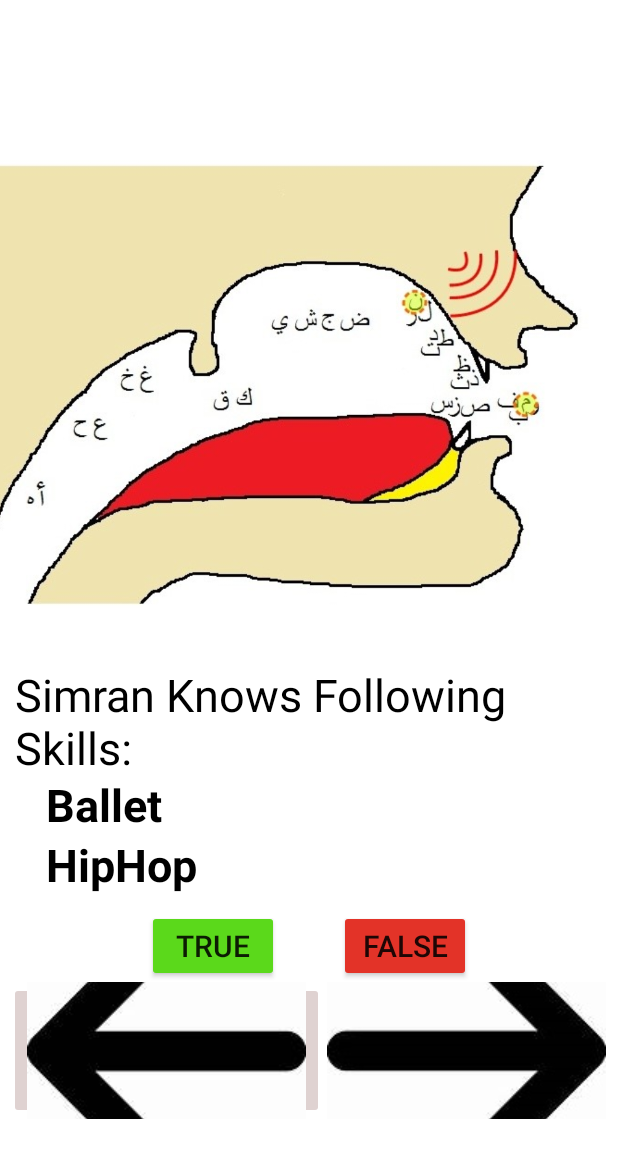
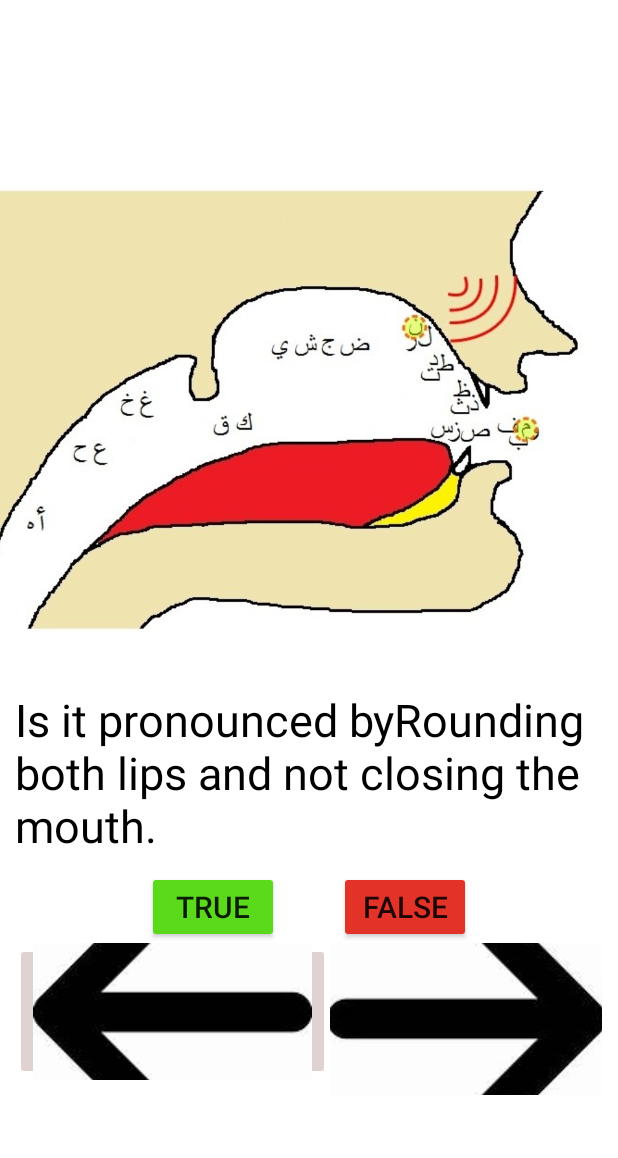
Before and after one commit to RoomanAzam/arabicletters, an Android app: the practivepage screen opened directly, with no data from a screen before it, after a tap on an icon or button, on a phone screen of 412 x 824 dp. Shown: the top 1158 px of the screen. Run offline under Robolectric (Android 15) with nearby library versions, the phone set to English and light mode, and no system bars.

```diff
--- a/app/src/main/res/layout/activity_practivepage.xml
+++ b/app/src/main/res/layout/activity_practivepage.xml
@@ -74,8 +74,8 @@
         <!--NextButton-->
         <ImageButton
             android:id="@+id/next_button"
-            android:layout_width="189dp"
-            android:layout_height="match_parent"
+            android:layout_width="181dp"
+            android:layout_height="101dp"
             android:backgroundTint="#DFD2D1"
             android:src="@drawable/forward"
             android:text="@string/next_text" />
--- a/app/src/main/res/values/strings.xml
+++ b/app/src/main/res/values/strings.xml
@@ -6,15 +6,17 @@
     <string name="false_text">false</string>
     <string name="correct_answer">That\'s correct</string>
     <string name="wrong_answer">That\'s incorrect</string>
-    <string name="a">Simran loves Chocolates.</string>
-    <string name="b">Simran Knows Following Skills:\n \t
-                     <b>Ballet</b>\n \t
-                     <b>HipHop</b></string>
-    <string name="c">Do You Think Simran Believes In:\n \t
-                     <b>Luck!!!</b></string>
-    <string name="d">Do You Think Simran Wants To Visit <b>Italy</b></string>
-    <string name="e">Simran Loves Loyalty.</string>
-    <string name="f">Simran Sleeps Less</string>
+    <string name="a">Is it Ghunna letters.</string>
+    <string name="b">Is it pronounced byRounding both lips and not
+
+closing the mouth.
+                    </string>
+    <string name="c"> Is it Shajariyah-
+Haafiyah letter
+                     </string>
+    <string name="d">Do You Think it is Nit-eeyah letters</string>
+    <string name="e">is it Tarfiyah letters.</string>
+    <string name="f">is it Nit-eeyah</string>
     <string name="next_text">next</string>
     <string name="prev_text">previous</string>
 </resources>
```
